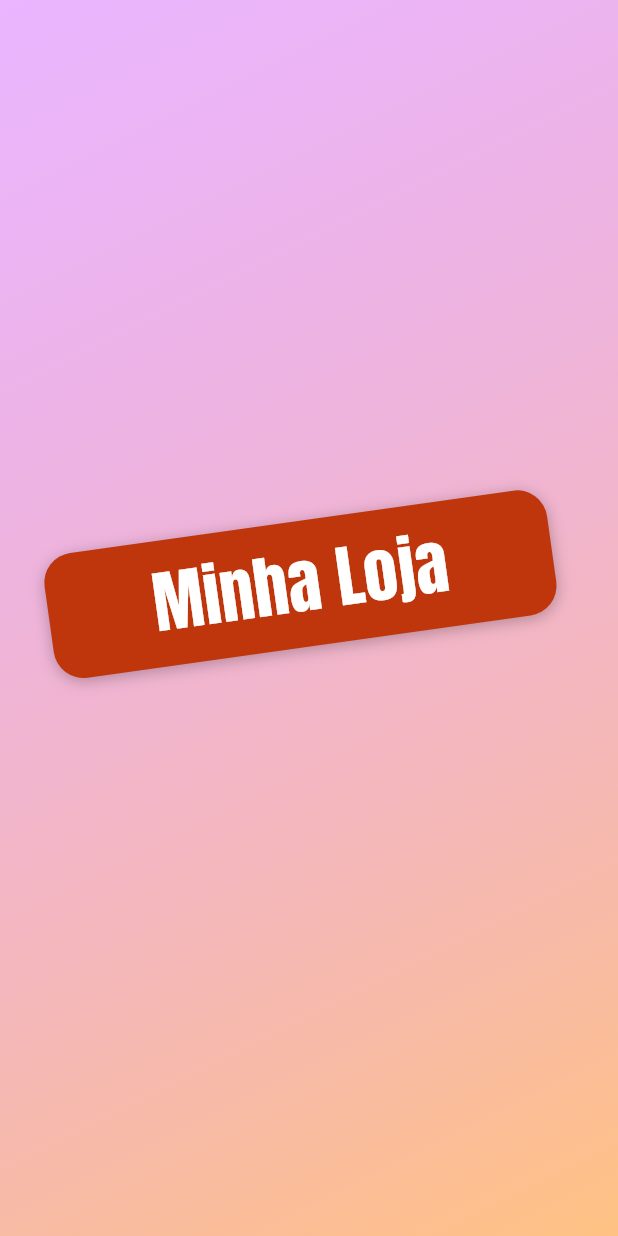
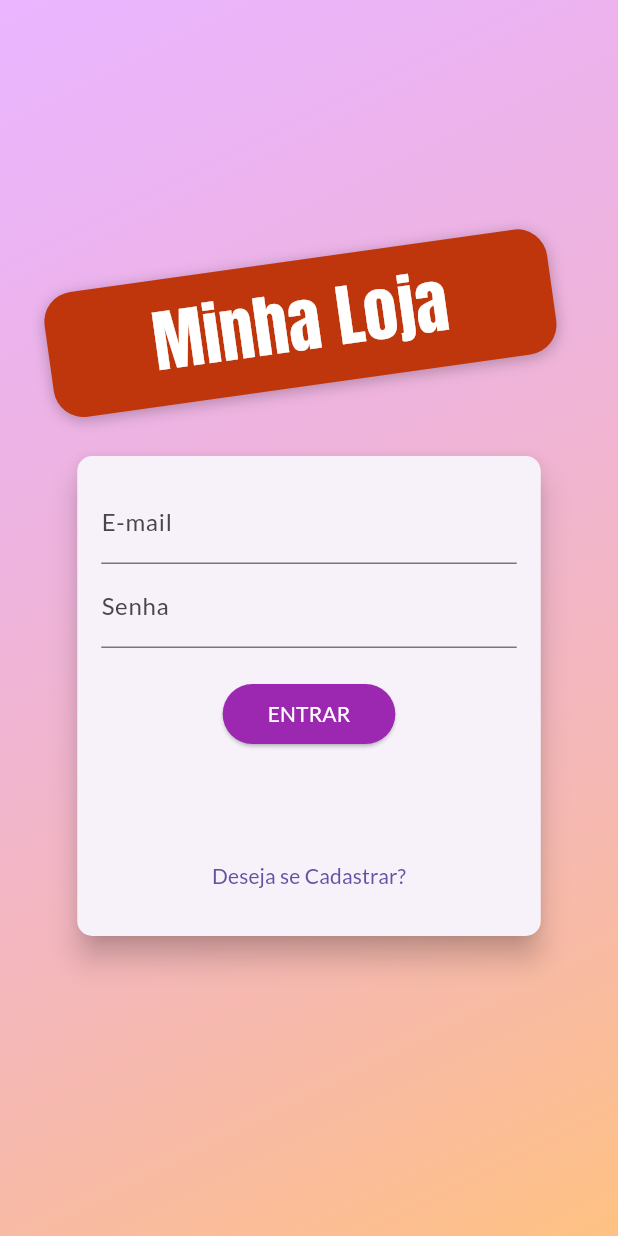
Before and after one commit to ArthurRCastilho/My-Shop, a Flutter app: the screen it shows after launch, on a phone screen of 412 x 824 dp. Run offline on Flutter 3.47's test engine with Material 3 defaults, Android fonts, the phone set to English and light mode, and no system bars.

Commit message:
Adicionando tela de login: Adicionando formulario para se cadastrar e fazer login(Sem funcionalidade ainda)

```diff
--- /dev/null
+++ b/lib/components/auth_form.dart
@@ -0,0 +1,146 @@
+import 'package:flutter/material.dart';
+
+enum AuthMode { Signup, Login }
+
+class AuthForm extends StatefulWidget {
+  const AuthForm({super.key});
+
+  @override
+  State<AuthForm> createState() => _AuthFormState();
+}
+
+class _AuthFormState extends State<AuthForm> {
+  AuthMode _authMode = AuthMode.Login;
+  final _passwordController = TextEditingController();
+  final _formKey = GlobalKey<FormState>();
+  bool _isLoading = false;
+
+  Map<String, String> _authData = {
+    'email': '',
+    'password': '',
+  };
+
+  bool _isLogin() => _authMode == AuthMode.Login;
+  bool _isSignup() => _authMode == AuthMode.Signup;
+
+  void _switchAuthMode() {
+    setState(() {
+      if (_isLogin()) {
+        _authMode = AuthMode.Signup;
+      } else {
+        _authMode = AuthMode.Login;
+      }
+    });
+  }
+
+  void _submit() {
+    final isValid = _formKey.currentState?.validate() ?? false;
+    if (!isValid) {
+      return;
+    }
+
+    setState(() => _isLoading = true);
+
+    _formKey.currentState?.save();
+    if (_isLogin()) {
+      // Login
+    } else {
+      // Registrar
+    }
+
+    setState(() => _isLoading = false);
+  }
+
+  @override
+  Widget build(BuildContext context) {
+    final deviceSize = MediaQuery.of(context).size;
+    return Card(
+      elevation: 8,
+      shape: RoundedRectangleBorder(
+        borderRadius: BorderRadius.circular(10),
+      ),
+      child: Container(
+        padding: const EdgeInsets.all(16),
+        height: _isLogin() ? 320 : 400,
+        width: deviceSize.width * 0.75,
+        child: Form(
+          key: _formKey,
+          child: Column(
+            children: [
+              TextFormField(
+                decoration: const InputDecoration(labelText: 'E-mail'),
+                keyboardType: TextInputType.emailAddress,
+                onSaved: (email) => _authData['email'] = email ?? '',
+                validator: (_email) {
+                  final email = _email ?? '';
+                  if (email.trim().isEmpty || !email.contains('@')) {
+                    return 'Informe um email valido';
+                  }
+                  return null;
+                },
+              ),
+              TextFormField(
+                decoration: const InputDecoration(labelText: 'Senha'),
+                keyboardType: TextInputType.emailAddress,
+                obscureText: true,
+                controller: _passwordController,
+                onSaved: (password) => _authData['password'] = password ?? '',
+                validator: (_password) {
+                  final password = _password ?? '';
+                  if (password.isEmpty || password.length < 5) {
+                    return 'Senha precisa ter pelo menos 5 caracteres';
+                  }
+                  return null;
+                },
+              ),
+              if (_isSignup())
+                TextFormField(
+                  decoration:
+                      const InputDecoration(labelText: 'Confirmar Senha'),
+                  keyboardType: TextInputType.emailAddress,
+                  obscureText: true,
+                  validator: _isLogin()
+                      ? null
+                      : (_password) {
+                          final password = _password ?? '';
+                          if (password != _passwordController.text) {
+                            return 'Senhas não conferem';
+                          }
+                          return null;
+                        },
+                ),
+              const SizedBox(height: 20),
+              if (_isLoading)
+                CircularProgressIndicator()
+              else
+                ElevatedButton(
+                  onPressed: _submit,
+                  child: Text(
+                    _authMode == AuthMode.Login ? 'ENTRAR' : 'REGISTRAR',
+                    style: const TextStyle(color: Colors.white),
+                  ),
+                  style: ElevatedButton.styleFrom(
+                    backgroundColor: Theme.of(context).primaryColor,
+                    shape: RoundedRectangleBorder(
+                      borderRadius: BorderRadius.circular(30),
+                    ),
+                    padding: const EdgeInsets.symmetric(
+                      horizontal: 30,
+                      vertical: 8,
+                    ),
+                  ),
+                ),
+              const Spacer(),
+              TextButton(
+                onPressed: _switchAuthMode,
+                child: Text(
+                  _isLogin() ? 'Deseja se Cadastrar?' : 'Já possui uma conta?',
+                ),
+              ),
+            ],
+          ),
+        ),
+      ),
+    );
+  }
+}
--- a/lib/screens/auth_screen.dart
+++ b/lib/screens/auth_screen.dart
@@ -1,6 +1,7 @@
 import 'dart:math';
 
 import 'package:flutter/material.dart';
+import 'package:myshop/components/auth_form.dart';
 
 class AuthScreen extends StatelessWidget {
   const AuthScreen({super.key});
@@ -29,6 +30,7 @@ class AuthScreen extends StatelessWidget {
               crossAxisAlignment: CrossAxisAlignment.center,
               children: [
                 Container(
+                  margin: const EdgeInsets.only(bottom: 20),
                   padding: const EdgeInsets.symmetric(
                     vertical: 10,
                     horizontal: 70,
@@ -54,6 +56,7 @@ class AuthScreen extends StatelessWidget {
                     ),
                   ),
                 ),
+                AuthForm(),
               ],
             ),
           ),
```
